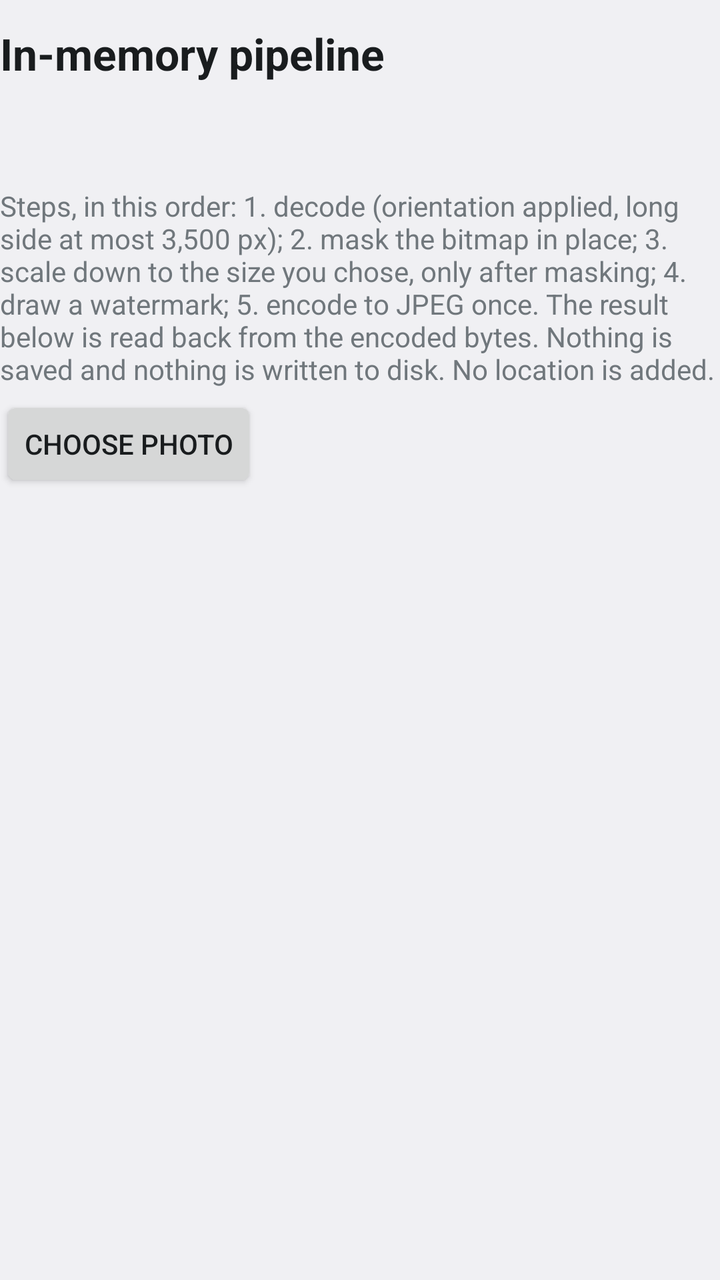
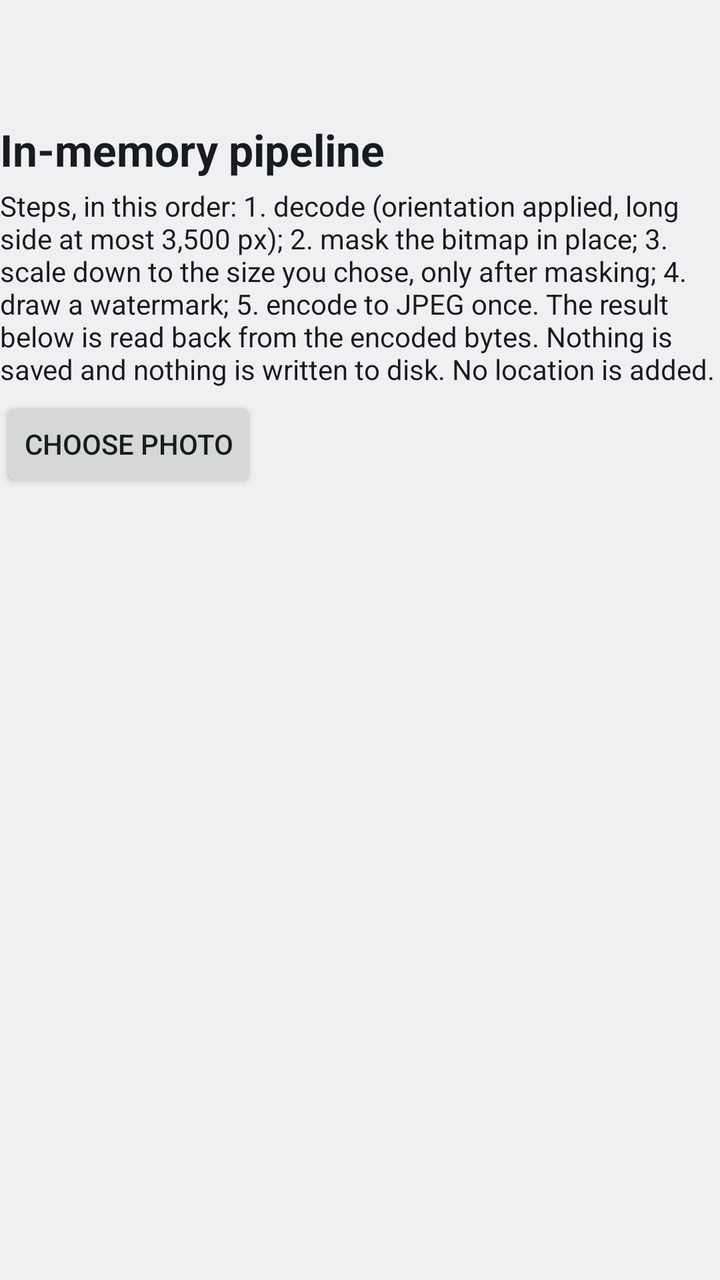

Compare the two renders of this Android layout. The source of the first and the diff that turns it into the second are given below.
<!-- AndroidManifest.xml: application theme Theme.FaceBlurDemo -->
<!-- res/layout/activity_pipeline.xml -->
<?xml version="1.0" encoding="utf-8"?>
<LinearLayout xmlns:android="http://schemas.android.com/apk/res/android"
    android:id="@+id/pipeline_root"
    android:layout_width="match_parent"
    android:layout_height="match_parent"
    android:orientation="vertical">

    <TextView
        style="@style/Heading"
        android:layout_width="match_parent"
        android:layout_height="wrap_content"
        android:accessibilityHeading="true"
        android:text="@string/pipeline_title" />

    <TextView
        android:id="@+id/pipeline_status"
        android:layout_width="match_parent"
        android:layout_height="wrap_content"
        android:accessibilityLiveRegion="polite"
        android:minHeight="48dp"
        android:paddingBottom="4dp"
        android:textAppearance="@android:style/TextAppearance.DeviceDefault.Medium"
        android:textStyle="bold" />

    <LinearLayout
        android:id="@+id/pipeline_busy"
        android:layout_width="match_parent"
        android:layout_height="wrap_content"
        android:gravity="center_vertical"
        android:orientation="horizontal"
        android:visibility="gone">

        <Button
            android:id="@+id/pipeline_cancel"
            style="@style/Action"
            android:layout_width="wrap_content"
            android:layout_height="wrap_content"
            android:layout_marginEnd="12dp"
            android:text="@string/cancel_run" />

        <ProgressBar
            style="?android:attr/progressBarStyle"
            android:layout_width="48dp"
            android:layout_height="48dp"
            android:contentDescription="@string/progress_description"
            android:indeterminate="true" />
    </LinearLayout>

    <ScrollView
        android:layout_width="match_parent"
        android:layout_height="0dp"
        android:layout_weight="1">

        <LinearLayout
            android:layout_width="match_parent"
            android:layout_height="wrap_content"
            android:orientation="vertical">

            <TextView
                android:id="@+id/pipeline_steps"
                android:layout_width="match_parent"
                android:layout_height="wrap_content"
                android:text="@string/pipeline_steps" />

            <Button
                android:id="@+id/pipeline_choose"
                style="@style/Action"
                android:layout_width="wrap_content"
                android:layout_height="wrap_content"
                android:text="@string/choose_photo" />

            <LinearLayout
                android:id="@+id/pipeline_result"
                android:layout_width="match_parent"
                android:layout_height="wrap_content"
                android:orientation="vertical"
                android:visibility="gone">

                <ImageView
                    android:id="@+id/pipeline_image"
                    android:layout_width="match_parent"
                    android:layout_height="320dp"
                    android:contentDescription="@string/pipeline_result_placeholder"
                    android:scaleType="fitCenter" />

                <TextView
                    android:id="@+id/pipeline_counts"
                    android:layout_width="match_parent"
                    android:layout_height="wrap_content"
                    android:paddingTop="8dp"
                    android:textStyle="bold" />

                <TextView
                    android:layout_width="match_parent"
                    android:layout_height="wrap_content"
                    android:text="@string/pipeline_result_note" />

                <TextView
                    android:layout_width="match_parent"
                    android:layout_height="wrap_content"
                    android:paddingTop="8dp"
                    android:text="@string/limits_copy" />
            </LinearLayout>

            <TextView
                android:id="@+id/pipeline_error_body"
                android:layout_width="match_parent"
                android:layout_height="wrap_content"
                android:visibility="gone" />

            <Button
                android:id="@+id/pipeline_again"
                style="@style/Action"
                android:layout_width="wrap_content"
                android:layout_height="wrap_content"
                android:text="@string/start_over"
                android:visibility="gone" />
        </LinearLayout>
    </ScrollView>
</LinearLayout>
<!-- resources referenced by this layout -->
<resources>
  <string name="cancel_run">Cancel</string>
  <string name="choose_photo">Choose photo</string>
  <string name="limits_copy">Detection can miss faces, for example small, turned, covered or blurred ones. Check the result yourself.</string>
  <string name="pipeline_result_note">This picture is shown from memory only. To keep a photo, use the main screen and save it with the system save-as screen.</string>
  <string name="pipeline_result_placeholder">Pipeline result</string>
  <string name="pipeline_steps">Steps, in this order: 1. decode (orientation applied, long side at most 3,500 px); 2. mask the bitmap in place; 3. scale down to the size you chose, only after masking; 4. draw a watermark; 5. encode to JPEG once. The result below is read back from the encoded bytes. Nothing is saved and nothing is written to disk. No location is added.</string>
  <string name="pipeline_title">In-memory pipeline</string>
  <string name="progress_description">Working</string>
  <string name="start_over">Choose another photo</string>
  <style name="Action" parent="android:Widget.DeviceDefault.Button">
          <item name="android:minHeight">48dp</item>
          <item name="android:minWidth">48dp</item>
          <item name="android:layout_marginTop">4dp</item>
          <item name="android:layout_marginBottom">4dp</item>
      </style>
  <style name="Heading" parent="android:TextAppearance.DeviceDefault.Large">
          <item name="android:textStyle">bold</item>
          <item name="android:paddingTop">12dp</item>
          <item name="android:paddingBottom">4dp</item>
      </style>
  <style name="Theme.FaceBlurDemo" parent="android:Theme.DeviceDefault.DayNight">
          <item name="android:windowActionBar">false</item>
          <item name="android:windowNoTitle">true</item>
      </style>
</resources>

<!-- the commit's change to res/layout/activity_pipeline.xml (unified diff, before → after) -->
@@ -4,13 +4,6 @@
     android:layout_width="match_parent"
     android:layout_height="match_parent"
     android:orientation="vertical">
-
-    <TextView
-        style="@style/Heading"
-        android:layout_width="match_parent"
-        android:layout_height="wrap_content"
-        android:accessibilityHeading="true"
-        android:text="@string/pipeline_title" />
 
     <TextView
         android:id="@+id/pipeline_status"
@@ -55,6 +48,14 @@
             android:layout_width="match_parent"
             android:layout_height="wrap_content"
             android:orientation="vertical">
+
+            <TextView
+                android:id="@+id/pipeline_title"
+                style="@style/Heading"
+                android:layout_width="match_parent"
+                android:layout_height="wrap_content"
+                android:accessibilityHeading="true"
+                android:text="@string/pipeline_title" />
 
             <TextView
                 android:id="@+id/pipeline_steps"
<!-- resource entries referenced after the edit -->
@@ -23,6 +23,14 @@
   <style name="Theme.FaceBlurDemo" parent="android:Theme.DeviceDefault.DayNight">
           <item name="android:windowActionBar">false</item>
           <item name="android:windowNoTitle">true</item>
+          
+          <item name="android:windowLightStatusBar">true</item>
+          <item name="android:windowLightNavigationBar">true</item>
+          
+          <item name="android:textViewStyle">@style/Body</item>
+      </style>
+  <style name="Body" parent="android:Widget.DeviceDefault.TextView">
+          <item name="android:textColor">?android:attr/textColorPrimary</item>
       </style>
 </resources>
 
